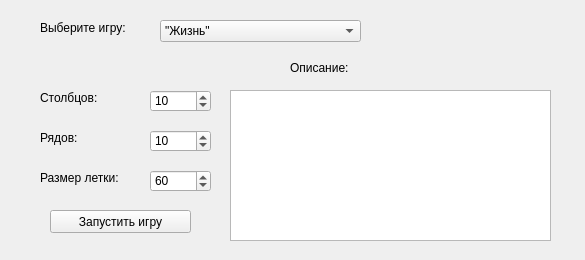
MiniMars1337/pygame_project, file design.ui: the form before one commit.
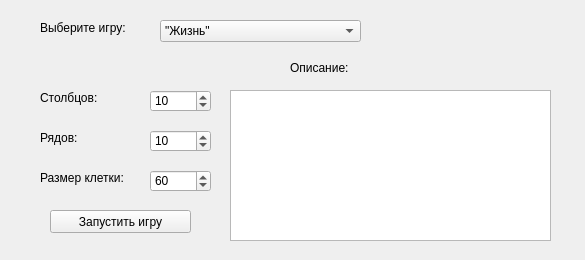
The form after the commit.

What changed in the file:
```diff
--- a/design.ui
+++ b/design.ui
@@ -128,12 +128,12 @@
     <rect>
      <x>40</x>
      <y>170</y>
-     <width>81</width>
+     <width>91</width>
      <height>16</height>
     </rect>
    </property>
    <property name="text">
-    <string>Размер летки:</string>
+    <string>Размер клетки:</string>
    </property>
   </widget>
   <widget class="QSpinBox" name="cell_size">
```
Left out of the diff: 6 changed lines with no effect on the pictures.
